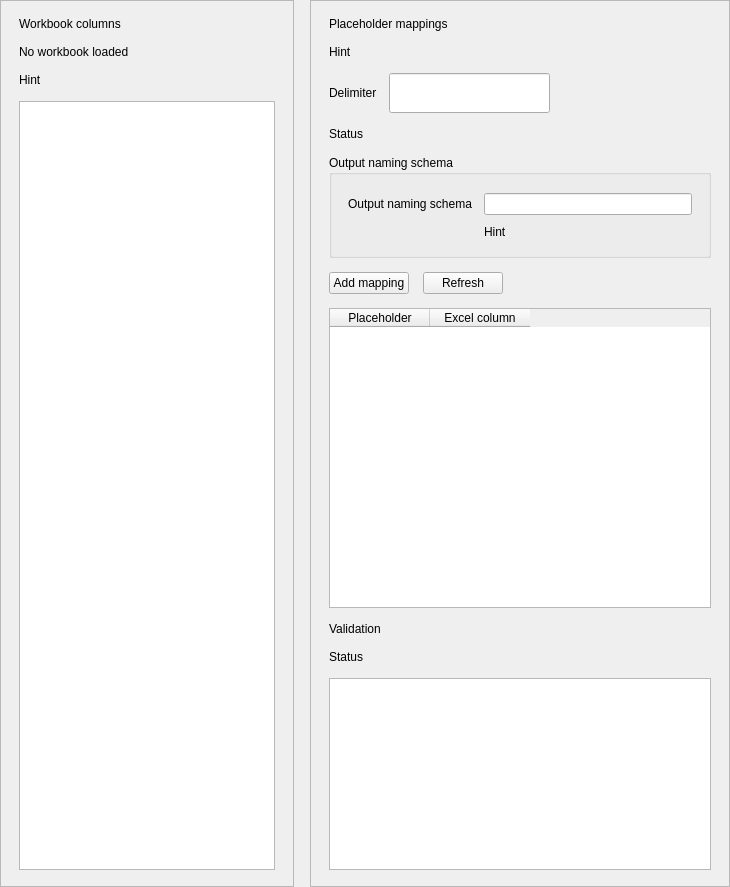
The window that gui/forms/mapping_page.ui (YounesRabeh/document-mapper) describes before a commit, drawn with Qt 5.
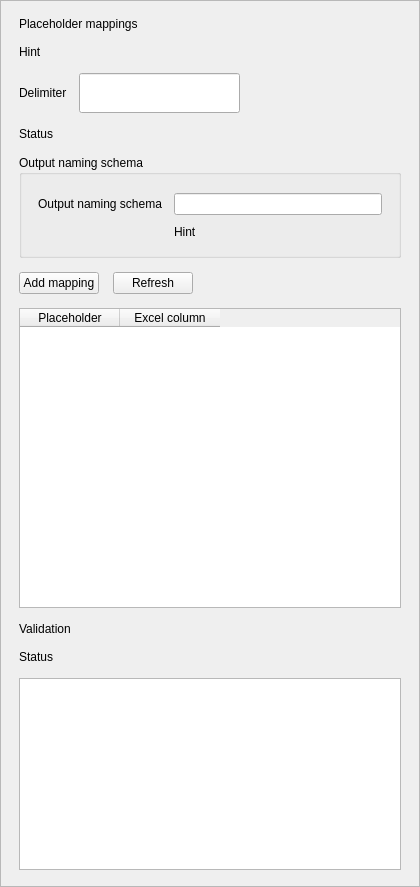
The same window after the commit. Custom widgets are drawn as their Qt base class.

```diff
--- a/gui/forms/mapping_page.ui
+++ b/gui/forms/mapping_page.ui
@@ -18,105 +18,6 @@
    <property name="bottomMargin">
     <number>0</number>
    </property>
-   <item>
-    <widget class="QFrame" name="leftBox">
-     <property name="minimumSize">
-      <size>
-       <width>260</width>
-       <height>230</height>
-      </size>
-     </property>
-     <property name="frameShape">
-      <enum>QFrame::StyledPanel</enum>
-     </property>
-     <property name="objectName">
-      <string notr="true">workflowCard</string>
-     </property>
-     <layout class="QVBoxLayout" name="leftBoxLayout">
-      <property name="spacing">
-       <number>14</number>
-      </property>
-      <property name="leftMargin">
-       <number>18</number>
-      </property>
-      <property name="topMargin">
-       <number>16</number>
-      </property>
-      <property name="rightMargin">
-       <number>18</number>
-      </property>
-      <property name="bottomMargin">
-       <number>16</number>
-      </property>
-      <item>
-       <widget class="QFrame" name="leftTitleBar">
-        <property name="frameShape">
-         <enum>QFrame::NoFrame</enum>
-        </property>
-        <property name="objectName">
-         <string notr="true">workflowCardTitleBar</string>
-        </property>
-        <layout class="QHBoxLayout" name="leftTitleLayout">
-         <property name="spacing">
-          <number>0</number>
-         </property>
-         <property name="leftMargin">
-          <number>0</number>
-         </property>
-         <property name="topMargin">
-          <number>0</number>
-         </property>
-         <property name="rightMargin">
-          <number>0</number>
-         </property>
-         <property name="bottomMargin">
-          <number>0</number>
-         </property>
-         <item>
-          <widget class="QLabel" name="leftTitle">
-           <property name="objectName">
-            <string notr="true">workflowCardTitle</string>
-           </property>
-           <property name="text">
-            <string>Workbook columns</string>
-           </property>
-          </widget>
-         </item>
-        </layout>
-       </widget>
-      </item>
-      <item>
-       <widget class="QLabel" name="columnsLabel">
-        <property name="objectName">
-         <string notr="true">workflowStatus</string>
-        </property>
-        <property name="text">
-         <string>No workbook loaded</string>
-        </property>
-        <property name="wordWrap">
-         <bool>true</bool>
-        </property>
-       </widget>
-      </item>
-      <item>
-       <widget class="QLabel" name="columnsHint">
-        <property name="objectName">
-         <string notr="true">workflowHint</string>
-        </property>
-        <property name="text">
-         <string>Hint</string>
-        </property>
-        <property name="wordWrap">
-         <bool>true</bool>
-        </property>
-       </widget>
-      </item>
-      <item>
-       <widget class="QListWidget" name="columnsList"/>
-      </item>
-     </layout>
-    </widget>
-   </item>
    <item>
     <widget class="QFrame" name="rightBox">
      <property name="minimumSize">
```
